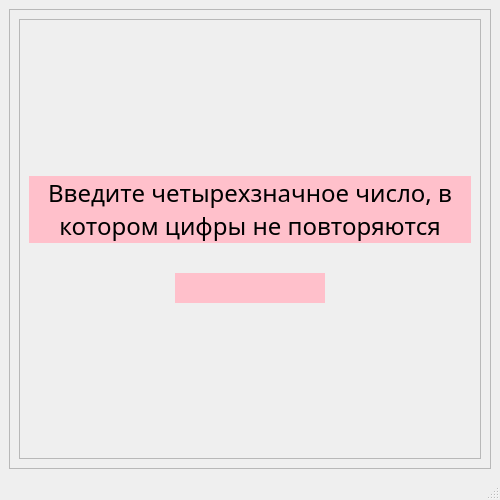
Qt form ui_files/game.ui (AliyaRazyapova/bulls-and-cows) before a commit.
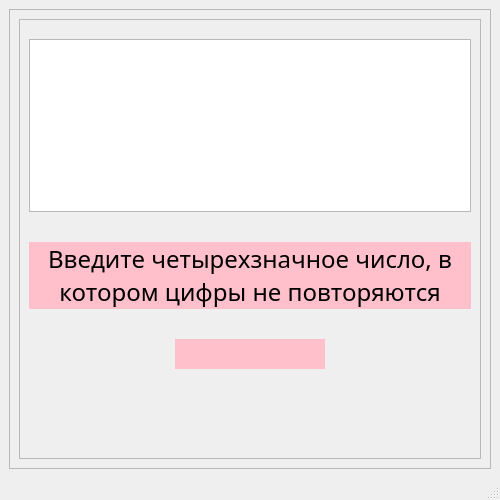
The same form after that commit.

Patch:
```diff
--- a/ui_files/game.ui
+++ b/ui_files/game.ui
@@ -72,6 +72,9 @@
               </property>
              </spacer>
             </item>
+            <item>
+             <widget class="QTextBrowser" name="chat"/>
+            </item>
             <item>
              <widget class="QLabel" name="label">
               <property name="font">
```
